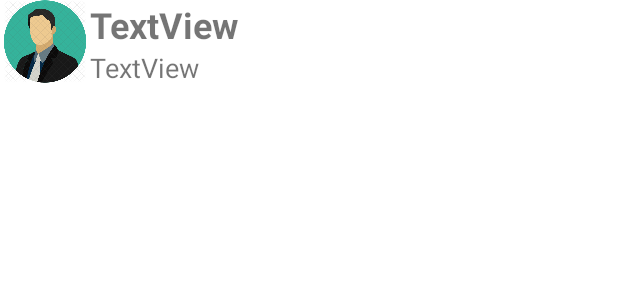
After one commit to weirdkey/Green-Karma, an Android app: the layout list_layout.xml on its own in the app's theme, with its tools: preview values and no code run, on a phone screen of 412 x 824 dp. The commit adds this screen. Shown: the top 300 px of the screen. Run offline under Robolectric (Android 15) with nearby library versions, the phone set to English and light mode, and no system bars.

Commit message:
no conflict, no conflict pls pls pls

```diff
--- a/MyFirstApp/app/src/main/java/com/example/myfirstapp/ProgressActivity.java
+++ b/MyFirstApp/app/src/main/java/com/example/myfirstapp/ProgressActivity.java
@@ -6,6 +6,7 @@ import android.widget.ListView;
 public class ProgressActivity extends MainActivities {
 
     private final int layoutID = R.layout.activity_leaderboard;
+
     @Override
     int getLayoutId() {
         return layoutID;
--- a/MyFirstApp/app/src/main/java/com/example/myfirstapp/Verificator.java
+++ b/MyFirstApp/app/src/main/java/com/example/myfirstapp/Verificator.java
@@ -1,8 +1,8 @@
 package com.example.myfirstapp;
 
 public class Verificator {
-    private final static String USERNAME = "admin";
-    private final static String PASSWORD = "admin";
+    private final static String USERNAME = "juliankranz";
+    private final static String PASSWORD = "jk";
 
     public static boolean verificate(CharSequence username, CharSequence password) {
         return USERNAME.contentEquals(username) && PASSWORD.contentEquals(password);
--- /dev/null
+++ b/MyFirstApp/app/src/main/res/layout/list_layout.xml
@@ -0,0 +1,40 @@
+<?xml version="1.0" encoding="utf-8"?>
+<LinearLayout xmlns:android="http://schemas.android.com/apk/res/android"
+    xmlns:app="http://schemas.android.com/apk/res-auto"
+    android:layout_width="match_parent"
+    android:layout_height="wrap_content"
+    android:gravity="center_vertical"
+    android:orientation="horizontal">
+
+    <ImageView
+        android:id="@+id/imageView1ID"
+        android:layout_width="120dp"
+        android:layout_height="55dp"
+        android:layout_weight="1"
+        app:srcCompat="@drawable/avatar" />
+
+    <LinearLayout
+        android:layout_width="match_parent"
+        android:layout_height="match_parent"
+        android:layout_gravity="center_vertical"
+        android:layout_weight="1"
+        android:gravity="center_vertical"
+        android:orientation="vertical">
+
+        <TextView
+            android:id="@+id/nameTextID"
+            android:layout_width="match_parent"
+            android:layout_height="wrap_content"
+            android:text="TextView"
+            android:textSize="24sp"
+            android:textStyle="bold" />
+
+        <TextView
+            android:id="@+id/infoTextID"
+            android:layout_width="match_parent"
+            android:layout_height="wrap_content"
+            android:text="TextView"
+            android:textSize="18sp" />
+    </LinearLayout>
+
+</LinearLayout>
```
Also changed, not shown: MyFirstApp/app/src/main/java/com/example/myfirstapp/CustomListAdapter.java (added, +59 -0 lines), MyFirstApp/app/src/main/java/com/example/myfirstapp/MainActivities.java (+50 -11 lines), MyFirstApp/app/src/main/res/layout/activity_leaderboard.xml (+10 -14 lines).
